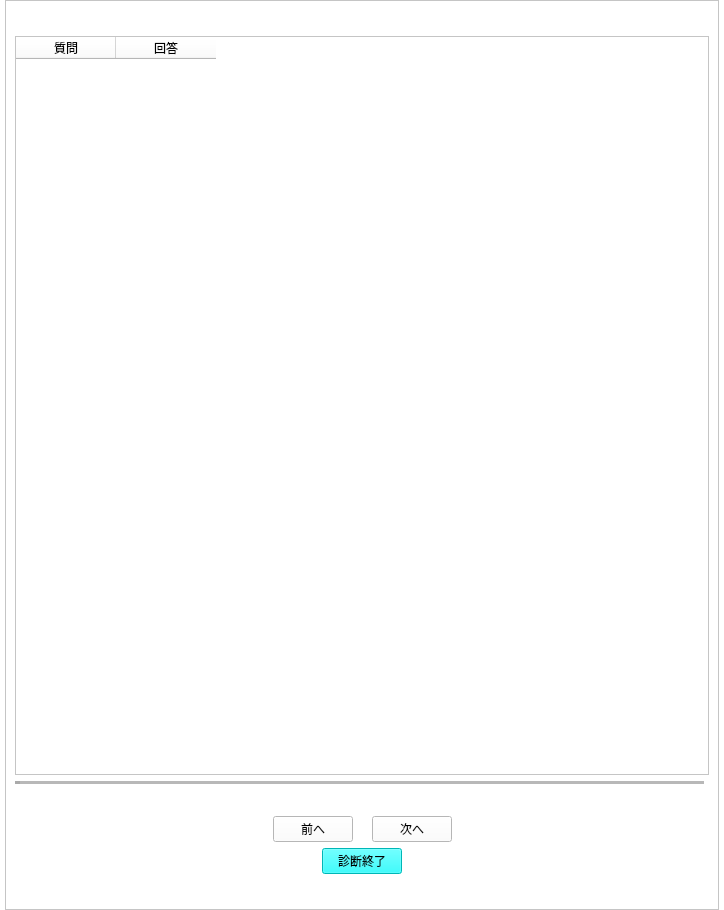
Old version of the form design/enaviInput.ui in the repository kokimame/e-navi.
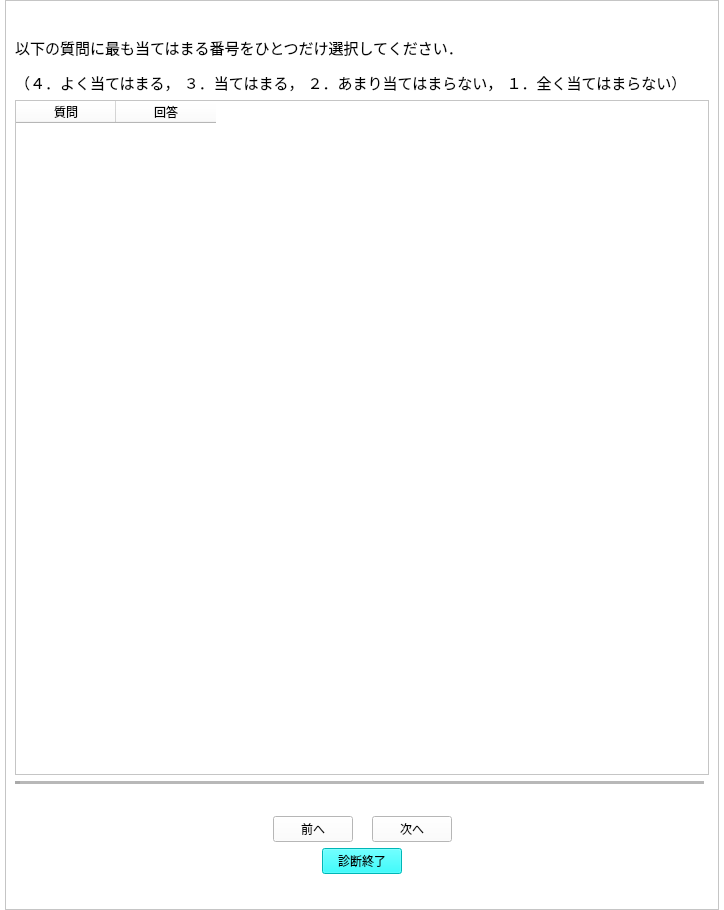
New version of the form. Icons and pictures are not drawn.

Commit message: Added a guide script

```diff
--- a/design/enaviInput.ui
+++ b/design/enaviInput.ui
@@ -77,6 +77,35 @@
          </item>
         </layout>
        </item>
+       <item>
+        <layout class="QHBoxLayout" name="horizontalLayout_15">
+         <item>
+          <widget class="QLabel" name="label_2">
+           <property name="text">
+            <string>&lt;!DOCTYPE HTML PUBLIC &quot;-//W3C//DTD HTML 4.0//EN&quot; &quot;http://www.w3.org/TR/REC-html40/strict.dtd&quot;&gt;
+&lt;html&gt;&lt;head&gt;&lt;meta name=&quot;qrichtext&quot; content=&quot;1&quot; /&gt;&lt;style type=&quot;text/css&quot;&gt;
+p, li { white-space: pre-wrap; }
+&lt;/style&gt;&lt;/head&gt;&lt;body style=&quot; font-family:'Ubuntu'; font-size:11pt; font-weight:400; font-style:normal;&quot;&gt;
+&lt;p style=&quot; margin-top:12px; margin-bottom:12px; margin-left:0px; margin-right:0px; -qt-block-indent:0; text-indent:0px;&quot;&gt;以下の質問に最も当てはまる番号をひとつだけ選択してください．&lt;/p&gt;
+&lt;p style=&quot; margin-top:12px; margin-bottom:12px; margin-left:0px; margin-right:0px; -qt-block-indent:0; text-indent:0px;&quot;&gt;（４．よく当てはまる， ３．当てはまる， ２．あまり当てはまらない， １．全く当てはまらない）&lt;/p&gt;&lt;/body&gt;&lt;/html&gt;</string>
+           </property>
+          </widget>
+         </item>
+         <item>
+          <spacer name="horizontalSpacer_12">
+           <property name="orientation">
+            <enum>Qt::Horizontal</enum>
+           </property>
+           <property name="sizeHint" stdset="0">
+            <size>
+             <width>40</width>
+             <height>20</height>
+            </size>
+           </property>
+          </spacer>
+         </item>
+        </layout>
+       </item>
        <item>
         <widget class="QTableWidget" name="qaTable">
          <column>
```
The commit also changes 1 other file.
